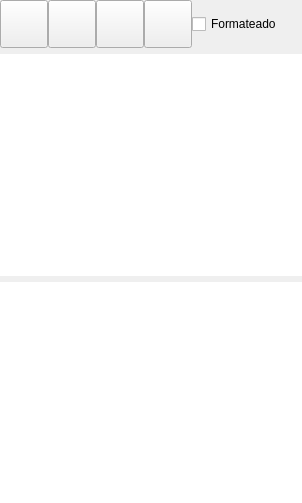
The window that bulmages/bulmatpv/plugins/pluginbt_ticketivaincluido/mticketivaincbase.ui (eboladev/Bulmages-1) describes before a commit, drawn with Qt 5.
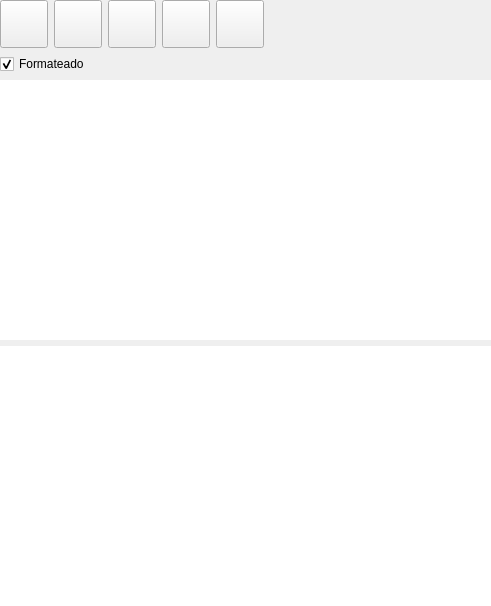
The same window after the commit. Icons and pictures are not drawn.

Diff of the .ui file:
```diff
--- a/bulmages/bulmatpv/plugins/pluginbt_ticketivaincluido/mticketivaincbase.ui
+++ b/bulmages/bulmatpv/plugins/pluginbt_ticketivaincluido/mticketivaincbase.ui
@@ -6,8 +6,8 @@
    <rect>
     <x>0</x>
     <y>0</y>
-    <width>302</width>
-    <height>503</height>
+    <width>491</width>
+    <height>606</height>
    </rect>
   </property>
   <property name="minimumSize">
@@ -34,10 +34,7 @@
      <property name="lineWidth">
       <number>0</number>
      </property>
-     <layout class="QHBoxLayout" name="horizontalLayout">
-      <property name="spacing">
-       <number>0</number>
-      </property>
+     <layout class="QHBoxLayout" name="horizontalLayout_2">
       <property name="margin">
        <number>0</number>
       </property>
@@ -193,6 +190,47 @@
         </property>
        </widget>
       </item>
+      <item>
+       <widget class="QToolButton" name="mui_configurar">
+        <property name="minimumSize">
+         <size>
+          <width>48</width>
+          <height>48</height>
+         </size>
+        </property>
+        <property name="maximumSize">
+         <size>
+          <width>48</width>
+          <height>48</height>
+         </size>
+        </property>
+        <property name="focusPolicy">
+         <enum>Qt::NoFocus</enum>
+        </property>
+        <property name="toolTip">
+         <string>Configurar</string>
+        </property>
+        <property name="whatsThis">
+         <string>Configurar</string>
+        </property>
+        <property name="text">
+         <string/>
+        </property>
+        <property name="icon">
+         <iconset resource="../../../bulmages.qrc">
+          <normaloff>:/BulmaCont32x32/images/png/i_packageSettings.png</normaloff>:/BulmaCont32x32/images/png/i_packageSettings.png</iconset>
+        </property>
+        <property name="iconSize">
+         <size>
+          <width>32</width>
+          <height>32</height>
+         </size>
+        </property>
+        <property name="checkable">
+         <bool>true</bool>
+        </property>
+       </widget>
+      </item>
       <item>
        <widget class="QFrame" name="mui_plugbotones">
         <property name="sizePolicy">
@@ -212,13 +250,6 @@
         </property>
        </widget>
       </item>
-      <item>
-       <widget class="QCheckBox" name="checkBox">
-        <property name="text">
-         <string>Formateado</string>
-        </property>
-       </widget>
-      </item>
       <item>
        <spacer>
         <property name="orientation">
@@ -235,6 +266,34 @@
      </layout>
     </widget>
    </item>
+   <item>
+    <widget class="QFrame" name="frame_2">
+     <property name="frameShape">
+      <enum>QFrame::NoFrame</enum>
+     </property>
+     <property name="frameShadow">
+      <enum>QFrame::Plain</enum>
+     </property>
+     <property name="lineWidth">
+      <number>0</number>
+     </property>
+     <layout class="QHBoxLayout" name="horizontalLayout">
+      <property name="margin">
+       <number>0</number>
+      </property>
+      <item>
+       <widget class="QCheckBox" name="mui_propiedades">
+        <property name="text">
+         <string>Formateado</string>
+        </property>
+        <property name="checked">
+         <bool>true</bool>
+        </property>
+       </widget>
+      </item>
+     </layout>
+    </widget>
+   </item>
    <item>
     <widget class="QTextBrowser" name="mui_browser">
      <property name="focusPolicy">
```
Left out of the diff: 28 changed lines with no effect on the pictures.
